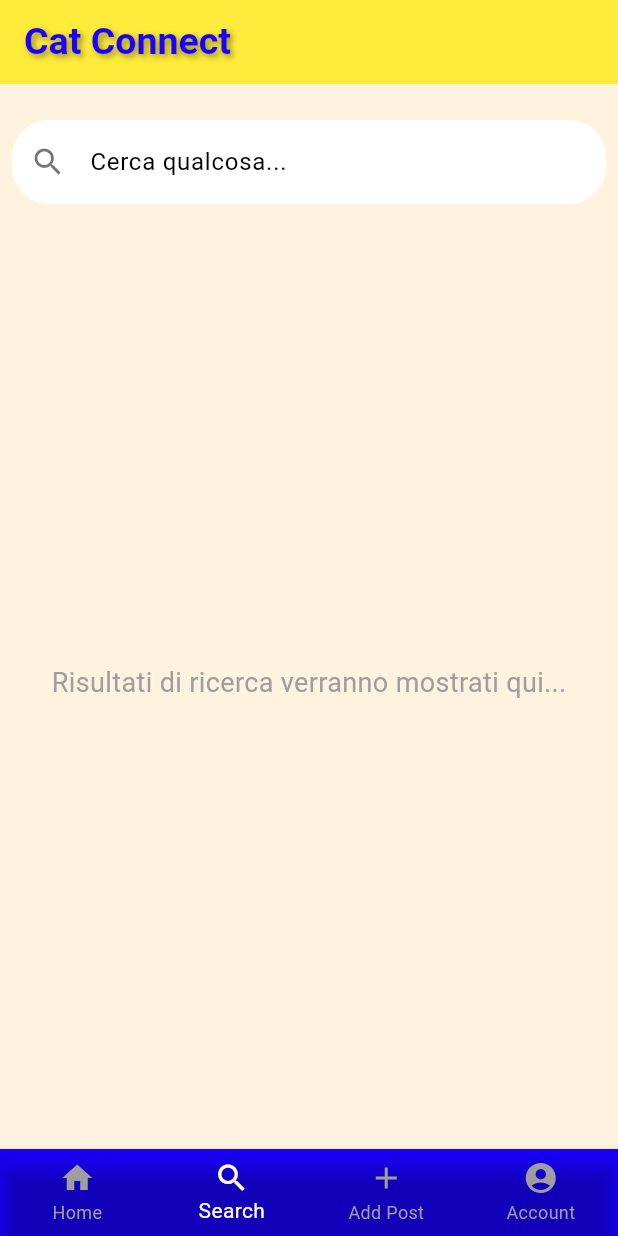
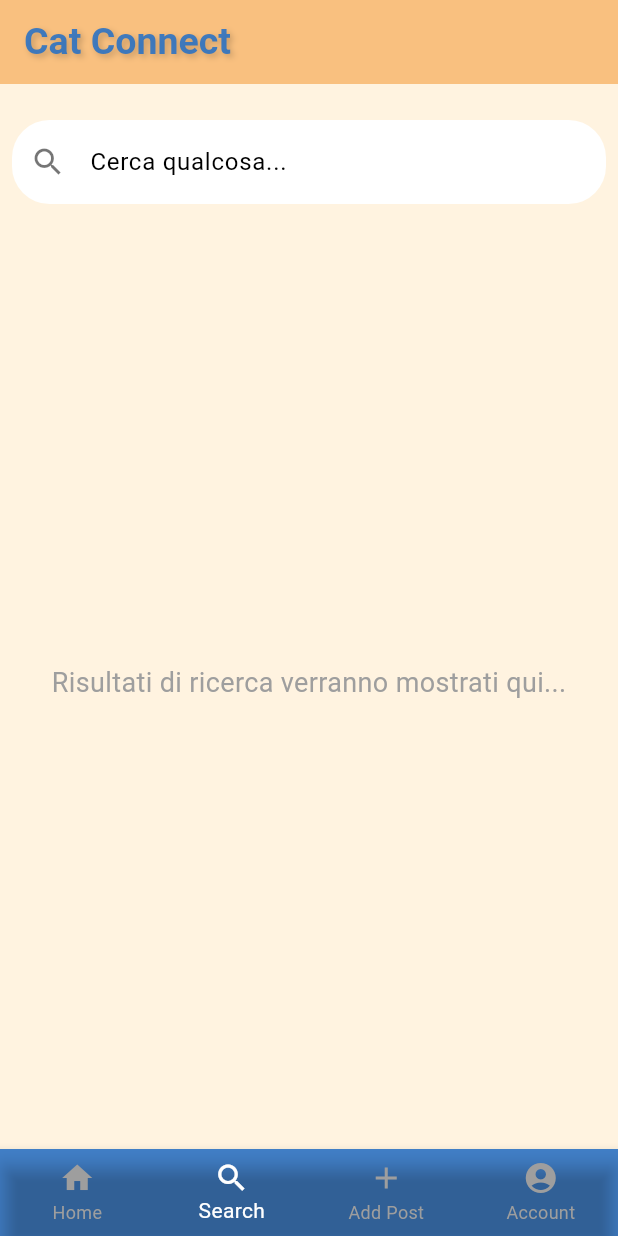
Before and after one commit to strumpac/CatConnect2, a Flutter app: the screen it shows after launch, item 2 of the bottom bar chosen, on a phone screen of 412 x 824 dp. Run offline on Flutter 3.47's test engine with Material 3 defaults, Android fonts, the phone set to English and light mode, and no system bars; our stand-ins replace cached_network_image, flutter_staggered_animations, image_picker, shared_preferences; missing offline and left inert: tflite_flutter; network calls fail.

Commit message:
cambio colori (ancora non soddisfatta)

```diff
--- a/FRONTEND/cat_connect/lib/main.dart
+++ b/FRONTEND/cat_connect/lib/main.dart
@@ -79,23 +79,23 @@
                     fontSize: 25, // Aumenta la dimensione del font
                     fontWeight: FontWeight.bold, // Font in grassetto
                     fontFamily: 'Roboto', // Usa un font personalizzato (se ne hai uno)
-                    color: Color.fromARGB(255, 25, 0, 255), // Colore viola per il titolo
+                    color: Color.fromARGB(211, 28, 109, 202), // Colore viola per il titolo
                     shadows: [
                       Shadow(
                         offset: Offset(2, 2), // Ombra del titolo
                         blurRadius: 5, // Raggio della sfocatura dell'ombra
-                        color: Colors.black.withOpacity(0.4), // Colore dell'ombra
+                        color: Colors.black.withOpacity(0.2), // Colore dell'ombra
                       ),
                     ],
                   ),
                 ),
-                backgroundColor: Colors.yellow, // Colore di sfondo dell'AppBar
-                foregroundColor: Color.fromARGB(255, 25, 0, 255), // Colore del titolo
+                backgroundColor: Color.fromARGB(202, 247, 179, 101), // Colore di sfondo dell'AppBar
+                foregroundColor: Color(0x548ac6), // Colore del titolo
               ),
               body: _widgetOptions.elementAt(_selectedIndex),
               bottomNavigationBar: Container(
                 decoration: const BoxDecoration(
-                  color: Color.fromARGB(255, 25, 0, 255), // Viola
+                  color: Color.fromARGB(211, 28, 109, 202), // Viola
                 ),
                 child: BottomNavigationBar(
                   backgroundColor: Colors.transparent,
```
Also changed, not shown: 12 other files.
